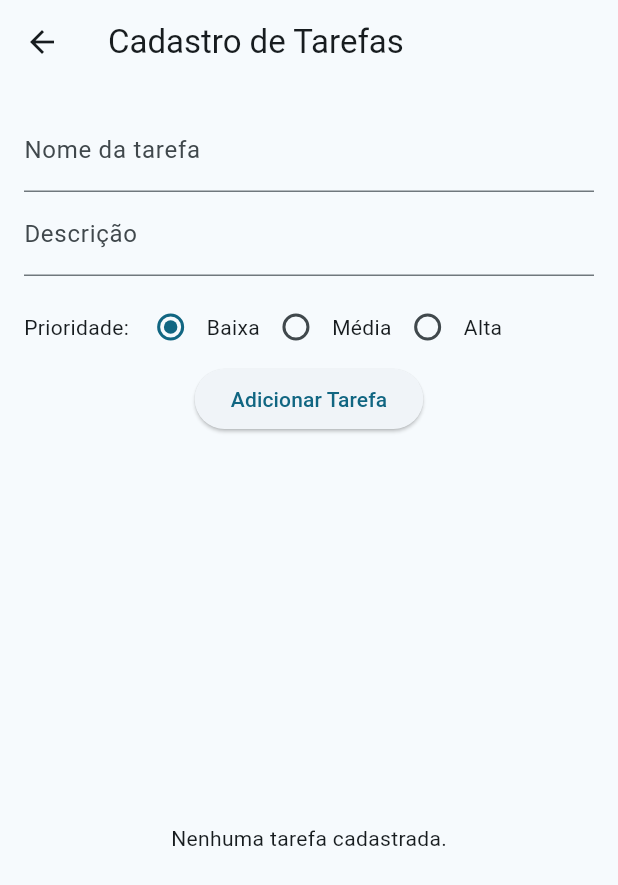
After one commit to iagocpv/flutter_multifuncoes, a Flutter app: the screen it shows after launch, after a tap on "Lista de tarefas", on a phone screen of 412 x 824 dp. The commit adds this screen. Shown: the top 885 px of the screen. Run offline on Flutter 3.47's test engine with Material 3 defaults, Android fonts, the phone set to English and light mode, and no system bars.

Commit message:
add notas, feedback e tarefas

```diff
--- a/lib/routes/app_routes.dart
+++ b/lib/routes/app_routes.dart
@@ -6,6 +6,9 @@ import '../screens/desconto_screen.dart';
 import '../screens/area_screen.dart';
 import '../screens/adivinhacao_screen.dart';
 import '../screens/lista_compras_screen.dart';
+import '../screens/tarefas_screen.dart';
+import '../screens/notas_screen.dart';
+import '../screens/feedback_screen.dart';
 
 class AppRoutes {
   static const home = '/';
@@ -15,6 +18,9 @@ class AppRoutes {
   static const area = '/area';
   static const adivinhacao = '/adivinhacao';
   static const listaCompras = '/lista_compras';
+  static const tarefas = '/tarefas';
+  static const notas = '/notas';
+  static const feedback = '/feedback';
 
   static Map<String, WidgetBuilder> routes = {
     home: (context) => const HomeScreen(),
@@ -24,5 +30,8 @@ class AppRoutes {
     adivinhacao: (context) => const JogoAdivinhacaoScreen(),
     area: (context) => const AreaScreen(),
     listaCompras: (context) => const ListaComprasScreen(),
+    tarefas: (context) => const TarefasScreen(),
+    notas: (context) => const NotasScreen(),
+    feedback: (context) => const FeedbackScreen(),
   };
 }
--- a/lib/screens/home_screen.dart
+++ b/lib/screens/home_screen.dart
@@ -53,6 +53,27 @@ class HomeScreen extends StatelessWidget {
               child: const Text('Lista de compras'),
             ),
           ),
+          Padding(
+            padding: const EdgeInsets.symmetric(vertical: 8),
+            child: ElevatedButton(
+              onPressed: () => Navigator.pushNamed(context, AppRoutes.tarefas),
+              child: const Text('Lista de tarefas'),
+            ),
+          ),
+          Padding(
+            padding: const EdgeInsets.symmetric(vertical: 8),
+            child: ElevatedButton(
+              onPressed: () => Navigator.pushNamed(context, AppRoutes.notas),
+              child: const Text('Notas rápidas'),
+            ),
+          ),
+          Padding(
+            padding: const EdgeInsets.symmetric(vertical: 8),
+            child: ElevatedButton(
+              onPressed: () => Navigator.pushNamed(context, AppRoutes.feedback),
+              child: const Text('Feedbacks'),
+            ),
+          ),
         ],
       ),
     );
--- /dev/null
+++ b/lib/screens/tarefas_screen.dart
@@ -0,0 +1,135 @@
+import 'package:flutter/material.dart';
+
+enum Prioridade { baixa, media, alta }
+
+class Tarefa {
+  String nome;
+  String descricao;
+  bool concluida;
+  Prioridade prioridade;
+
+  Tarefa({
+    required this.nome,
+    required this.descricao,
+    this.concluida = false,
+    this.prioridade = Prioridade.baixa,
+  });
+}
+
+class TarefasScreen extends StatefulWidget {
+  const TarefasScreen({super.key});
+
+  @override
+  State<TarefasScreen> createState() => _TarefasScreenState();
+}
+
+class _TarefasScreenState extends State<TarefasScreen> {
+  final TextEditingController _nomeController = TextEditingController();
+  final TextEditingController _descricaoController = TextEditingController();
+  final List<Tarefa> _tarefas = [];
+  Prioridade _prioridadeSelecionada = Prioridade.baixa;
+
+  void _adicionarTarefa() {
+    final nome = _nomeController.text.trim();
+    final descricao = _descricaoController.text.trim();
+
+    if (nome.isEmpty) return;
+
+    setState(() {
+      _tarefas.add(Tarefa(
+        nome: nome,
+        descricao: descricao,
+        prioridade: _prioridadeSelecionada,
+      ));
+      _nomeController.clear();
+      _descricaoController.clear();
+      _prioridadeSelecionada = Prioridade.baixa;
+    });
+  }
+
+  void _toggleConcluida(int index) {
+    setState(() {
+      _tarefas[index].concluida = !_tarefas[index].concluida;
+    });
+  }
+
+  @override
+  void dispose() {
+    _nomeController.dispose();
+    _descricaoController.dispose();
+    super.dispose();
+  }
+
+  Widget _buildRadioPrioridade(Prioridade valor, String texto) {
+    return Row(
+      mainAxisSize: MainAxisSize.min,
+      children: [
+        Radio<Prioridade>(
+          value: valor,
+          groupValue: _prioridadeSelecionada,
+          onChanged: (v) {
+            if (v != null) {
+              setState(() => _prioridadeSelecionada = v);
+            }
+          },
+        ),
+        Text(texto),
+      ],
+    );
+  }
+
+  @override
+  Widget build(BuildContext context) {
+    return Scaffold(
+      appBar: AppBar(title: const Text('Cadastro de Tarefas')),
+      body: Padding(
+        padding: const EdgeInsets.all(16),
+        child: Column(
+          children: [
+            TextField(
+              controller: _nomeController,
+              decoration: const InputDecoration(labelText: 'Nome da tarefa'),
+            ),
+            TextField(
+              controller: _descricaoController,
+              decoration: const InputDecoration(labelText: 'Descrição'),
+            ),
+            const SizedBox(height: 10),
+            Row(
+              children: [
+                const Text('Prioridade: '),
+                _buildRadioPrioridade(Prioridade.baixa, 'Baixa'),
+                _buildRadioPrioridade(Prioridade.media, 'Média'),
+                _buildRadioPrioridade(Prioridade.alta, 'Alta'),
+              ],
+            ),
+            ElevatedButton(
+              onPressed: _adicionarTarefa,
+              child: const Text('Adicionar Tarefa'),
+            ),
+            const SizedBox(height: 20),
+            Expanded(
+              child: _tarefas.isEmpty
+                  ? const Center(child: Text('Nenhuma tarefa cadastrada.'))
+                  : ListView.builder(
+                      itemCount: _tarefas.length,
+                      itemBuilder: (context, index) {
+                        final tarefa = _tarefas[index];
+                        return ListTile(
+                          leading: Checkbox(
+                            value: tarefa.concluida,
+                            onChanged: (_) => _toggleConcluida(index),
+                          ),
+                          title: Text(tarefa.nome),
+                          subtitle: Text('${tarefa.descricao}\nPrioridade: ${tarefa.prioridade.name}'),
+                          isThreeLine: true,
+                        );
+                      },
+                    ),
+            ),
+          ],
+        ),
+      ),
+    );
+  }
+}
```
Also changed, not shown: lib/screens/feedback_screen.dart (added, +117 -0 lines), lib/screens/notas_screen.dart (added, +108 -0 lines).
